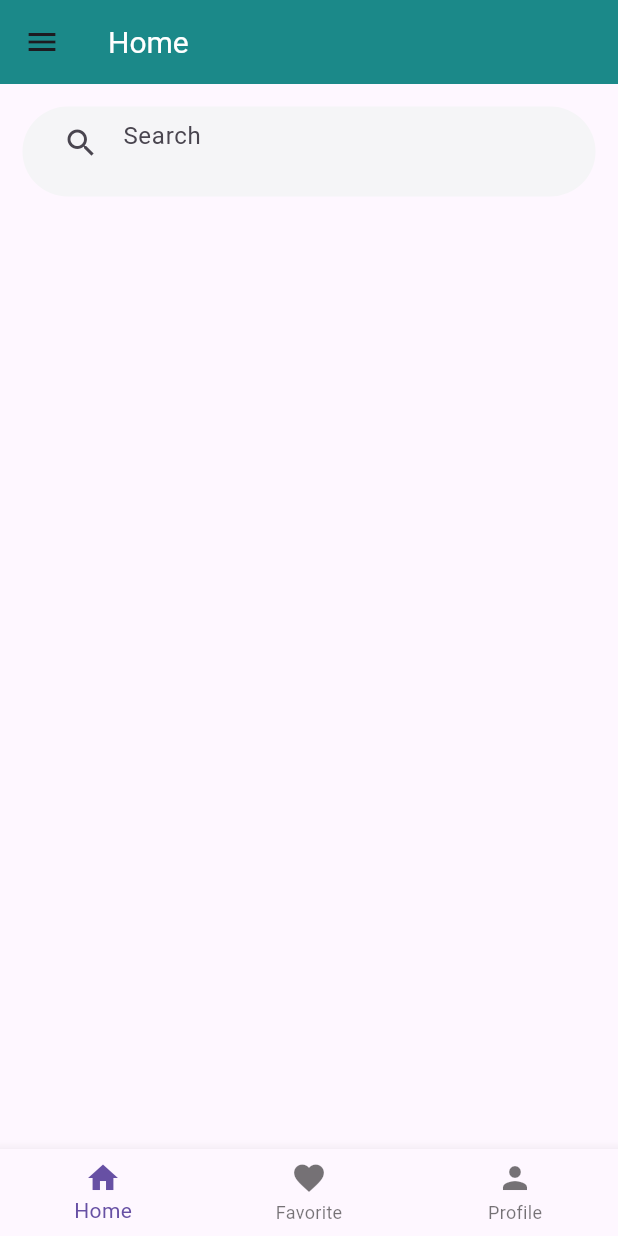
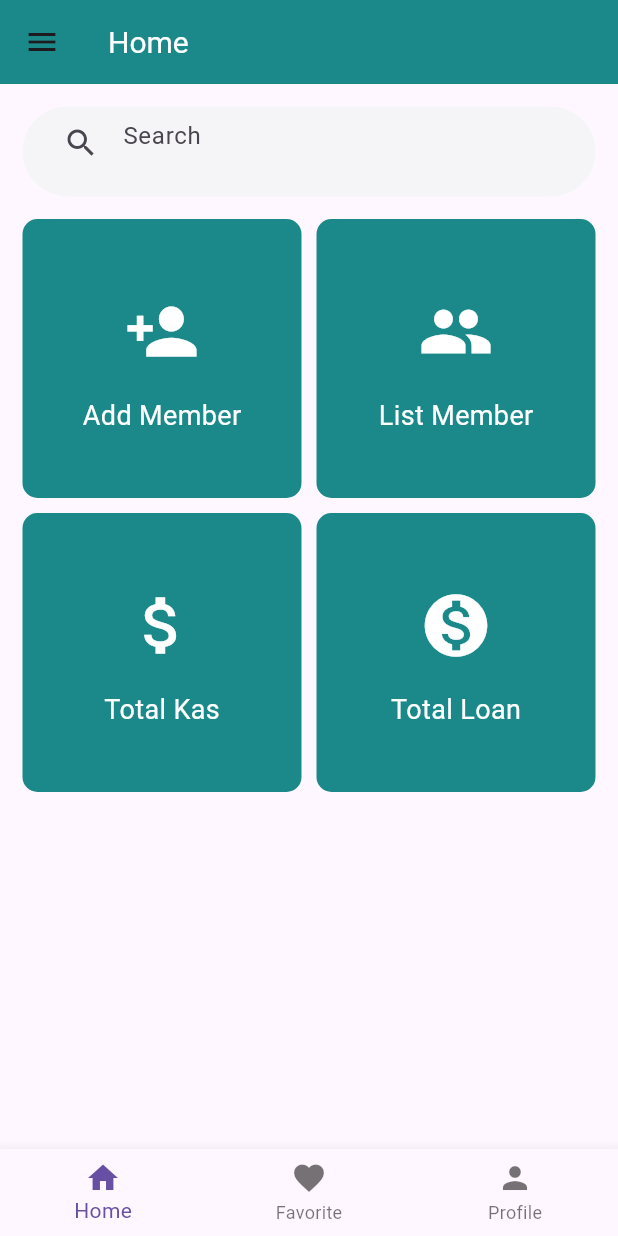
Before and after one commit to BagusWahyuMahendra/tugas-pemrogramanMobile, a Flutter app: the HomePage screen opened by its route, on a phone screen of 412 x 824 dp. Run offline on Flutter 3.47's test engine with Material 3 defaults, Android fonts, the phone set to English and light mode, and no system bars; our stand-ins replace dio, font_awesome_flutter, get_storage, google_fonts; accounts and stored records are empty; network calls fail.

Commit message:
update homepage

```diff
--- a/flutter_application_1/lib/editMember.dart
+++ b/flutter_application_1/lib/editMember.dart
@@ -258,7 +258,7 @@ class _EditMemberPageState extends State<EditMemberPage> {
                   onPressed: () {
                     Navigator.pushNamed(
                       context,
-                      '/listMember',
+                      '/homepage',
                     );
                   },
                 ),
--- a/flutter_application_1/lib/homepage.dart
+++ b/flutter_application_1/lib/homepage.dart
@@ -74,7 +74,7 @@ class _HomePageState extends State<HomePage> {
             if (index == 0) {
               Navigator.pushReplacementNamed(context, '/homepage');
             } else if (index == 1) {
-              Navigator.pushReplacementNamed(context, '/favorite');
+              // Navigator.pushReplacementNamed(context, '/favorite');
             } else if (index == 2) {
               Navigator.pushNamed(context, '/profile');
             }
@@ -124,12 +124,125 @@ class _HomePageState extends State<HomePage> {
                   ),
                 ),
                 SizedBox(height: 15),
+                GridView.builder(
+                  gridDelegate: SliverGridDelegateWithFixedCrossAxisCount(
+                    crossAxisCount: 2,
+                    crossAxisSpacing: 10,
+                    mainAxisSpacing: 10,
+                  ),
+                  itemCount: 4,
+                  shrinkWrap: true,
+                  physics: NeverScrollableScrollPhysics(),
+                  itemBuilder: (BuildContext context, int index) {
+                    return GestureDetector(
+                      onTap: () {
+                        // Handle onTap event
+                        switch (index) {
+                          case 0:
+                            Navigator.pushNamed(context, '/addMember');
+                            break;
+                          case 1:
+                            Navigator.pushNamed(context, '/listMember');
+                            break;
+                          case 2:
+                            // Navigator.pushNamed(context, '/totalKas');
+                            break;
+                          case 3:
+                            // Navigator.pushNamed(context, '/totalLoan');
+                            break;
+                          default:
+                            break;
+                        }
+                      },
+                      child: Container(
+                        decoration: BoxDecoration(
+                          color: Color(0xFF1B8989),
+                          borderRadius: BorderRadius.circular(10),
+                        ),
+                        child: Center(
+                          child: Column(
+                            mainAxisAlignment: MainAxisAlignment.center,
+                            children: [
+                              // You can add IconButton like this
+                              IconButton(
+                                icon: Icon(getIcon(index)),
+                                iconSize: 50,
+                                color: Colors.white,
+                                onPressed: () {
+                                  // Handle onTap event
+                                  switch (index) {
+                                    case 0:
+                                      Navigator.pushNamed(
+                                          context, '/addMember');
+                                      break;
+                                    case 1:
+                                      Navigator.pushNamed(
+                                          context, '/listMember');
+                                      break;
+                                    case 2:
+                                      // Navigator.pushNamed(context, '/totalKas');
+                                      break;
+                                    case 3:
+                                      // Navigator.pushNamed(
+                                      //     context, '/totalLoan');
+                                      break;
+                                    default:
+                                      break;
+                                  }
+                                },
+                              ),
+                              SizedBox(height: 10),
+                              Text(
+                                getTitle(
+                                    index), // Function to get the title based on index
+                                style: TextStyle(
+                                  fontSize: 18,
+                                  color: Colors.white,
+                                ),
+                              ),
+                            ],
+                          ),
+                        ),
+                      ),
+                    );
+                  },
+                ),
               ],
             ),
           ),
         ),
       ),
     );
+  }
+
+  String getTitle(int index) {
+    switch (index) {
+      case 0:
+        return 'Add Member';
+      case 1:
+        return 'List Member';
+      case 2:
+        return 'Total Kas';
+      case 3:
+        return 'Total Loan';
+      default:
+        return '';
+    }
+  }
+
+  IconData getIcon(int index) {
+    switch (index) {
+      case 0:
+        return Icons.person_add;
+      case 1:
+        return Icons.people;
+      case 2:
+        return Icons.attach_money;
+      case 3:
+        return Icons.monetization_on;
+      default:
+        return Icons.error;
+    }
   }
 
   void goLogout() async {
--- a/flutter_application_1/lib/profile.dart
+++ b/flutter_application_1/lib/profile.dart
@@ -176,7 +176,7 @@ class _ProfilePageState extends State<ProfilePage> {
             if (index == 0) {
               Navigator.pushReplacementNamed(context, '/homepage');
             } else if (index == 1) {
-              Navigator.pushReplacementNamed(context, '/favorite');
+              // Navigator.pushReplacementNamed(context, '/favorite');
             } else if (index == 2) {
               Navigator.pushReplacementNamed(context, '/profile');
             }
```
